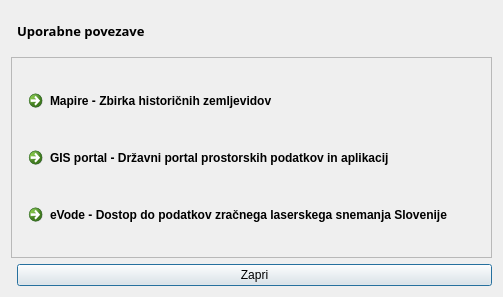
Old version of the form agis_links/agis_links_dialog.ui in the repository matjash/AGIS.
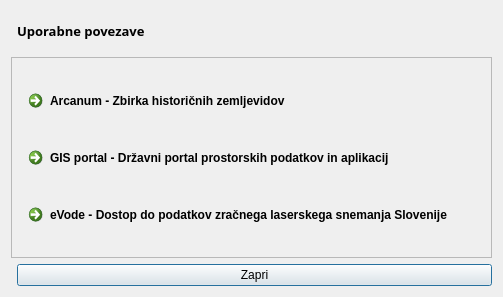
New version of the form. Icons and pictures are not drawn.

Diff of the .ui file:
```diff
--- a/agis_links/agis_links_dialog.ui
+++ b/agis_links/agis_links_dialog.ui
@@ -70,8 +70,8 @@
        <rect>
         <x>0</x>
         <y>0</y>
-        <width>481</width>
-        <height>222</height>
+        <width>534</width>
+        <height>185</height>
        </rect>
       </property>
       <layout class="QVBoxLayout" name="verticalLayout_3">
@@ -84,7 +84,7 @@
           </size>
          </property>
          <property name="text">
-          <string>Mapire - Zbirka historičnih zemljevidov</string>
+          <string>Arcanum - Zbirka historičnih zemljevidov</string>
          </property>
         </widget>
        </item>
```
